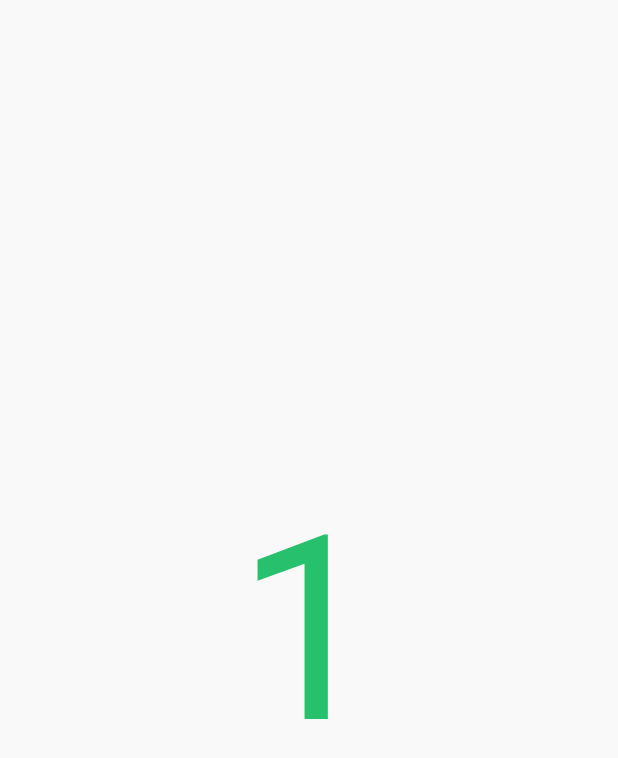
After one commit to lonaever/MyApp, an Android app: the layout fragment_view_pager.xml on its own in the app's theme, with its tools: preview values and no code run, on a phone screen of 412 x 824 dp. The commit adds this screen. Shown: the top 758 px of the screen. Run offline under Robolectric (Android 15) with nearby library versions, the phone set to English and light mode, and no system bars.

Commit message:
增加ViewPager+Eventbus测试

```diff
--- a/Sample/build.gradle
+++ b/Sample/build.gradle
@@ -30,9 +30,10 @@ dependencies {
     testCompile 'junit:junit:4.12'
     compile project(':LibMyApp')
     //控件绑定
-    compile 'com.jakewharton:butterknife:8.2.0'
     apt 'com.jakewharton:butterknife-compiler:8.2.0'
     //权限申请
     apt 'com.zhy:mpermission-compiler:1.0.0'
+    compile 'com.jakewharton:butterknife:8.2.0'
     compile 'com.zhy:mpermission-api:1.0.0'
+    compile 'com.android.support:support-v4:23.4.0'
 }
--- a/Sample/src/main/AndroidManifest.xml
+++ b/Sample/src/main/AndroidManifest.xml
@@ -12,7 +12,7 @@
     <uses-permission android:name="android.permission.MOUNT_UNMOUNT_FILESYSTEMS" />
     <uses-permission android:name="android.permission.ACCESS_NETWORK_STATE" />
     <uses-permission android:name="android.permission.WRITE_SETTINGS" />
-    <uses-permission android:name="android.permission.CAMERA"/>
+    <uses-permission android:name="android.permission.CAMERA" />
 
     <application
         android:name=".LApplication"
@@ -39,7 +39,8 @@
         <activity android:name=".page.http.ZrcRefreshNewsActivity" />
         <activity android:name=".page.DetailWebActivity" />
         <activity android:name=".page.http.UPTRRefreshPeopleActivity" />
-        <activity android:name=".page.gallery.TakePicActivity"></activity>
+        <activity android:name=".page.gallery.TakePicActivity" />
+        <activity android:name=".page.pager.ViewPagerActivity"></activity>
     </application>
 
 </manifest>
--- /dev/null
+++ b/Sample/src/main/res/drawable/tab_bg_normal.xml
@@ -0,0 +1,4 @@
+<?xml version="1.0" encoding="utf-8"?>
+<shape android:shape="rectangle" xmlns:android="http://schemas.android.com/apk/res/android">
+    <solid android:color="@color/colorWindowBg" />
+</shape>
--- /dev/null
+++ b/Sample/src/main/res/drawable/tab_bg_transparent.xml
@@ -0,0 +1,4 @@
+<?xml version="1.0" encoding="utf-8"?>
+<shape android:shape="rectangle" xmlns:android="http://schemas.android.com/apk/res/android">
+    <solid android:color="#00000000" />
+</shape>
--- /dev/null
+++ b/Sample/src/main/res/layout/fragment_view_pager.xml
@@ -0,0 +1,26 @@
+<RelativeLayout xmlns:android="http://schemas.android.com/apk/res/android"
+    xmlns:tools="http://schemas.android.com/tools"
+    android:layout_width="match_parent"
+    android:layout_height="match_parent"
+    tools:context="com.xtkj.testnewsframe.page.pager.ViewPagerFragment">
+
+    <TextView
+        android:id="@+id/tv_name"
+        android:layout_width="wrap_content"
+        android:layout_height="wrap_content"
+        android:layout_centerInParent="true"
+        android:textSize="172sp"
+        android:textColor="@color/text_green"
+        android:text="1" />
+
+    <TextView
+        android:layout_width="wrap_content"
+        android:layout_height="wrap_content"
+        android:id="@+id/tv_msg"
+        android:textSize="17sp"
+        android:layout_below="@id/tv_name"
+        android:layout_centerHorizontal="true"
+        android:layout_marginTop="10dp"/>
+
+
+</RelativeLayout>
```
Also changed, not shown: Sample/src/main/java/com/xtkj/testnewsframe/page/home/HomeActivity.java (+7 -1 lines), Sample/src/main/java/com/xtkj/testnewsframe/page/pager/ViewPagerActivity.java (added, +110 -0 lines), Sample/src/main/java/com/xtkj/testnewsframe/page/pager/ViewPagerFragment.java (added, +54 -0 lines), Sample/src/main/res/drawable/tab_color_select.xml (added, +8 -0 lines), Sample/src/main/res/layout/activity_home.xml (+7 -1 lines), Sample/src/main/res/layout/activity_view_pager.xml (added, +25 -0 lines), Sample/src/main/res/values/styles.xml (+17 -0 lines).
